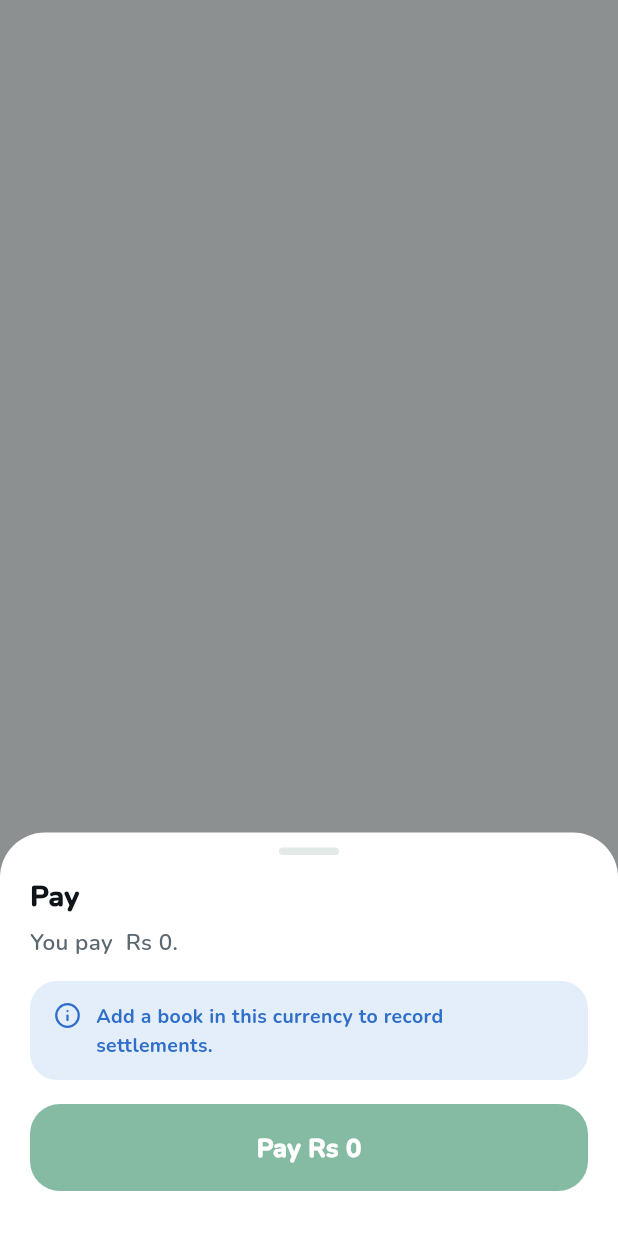
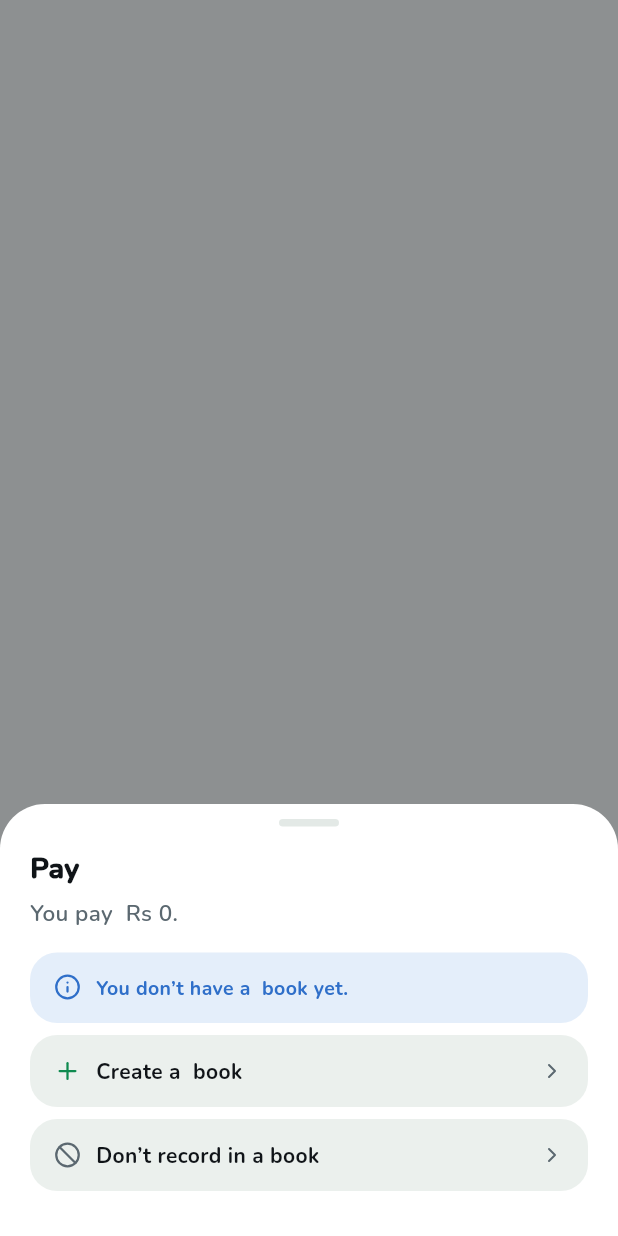
Before and after one commit to rays63/MeroKhata, a Flutter app: what showSettleSheet() shows on an empty page, opened directly with empty values, on a phone screen of 412 x 824 dp. Run offline on Flutter 3.47's test engine with Material 3 defaults, Android fonts, the phone set to English and light mode, and no system bars; our stand-ins replace file_picker, lucide_icons_flutter, pdf, printing, shared_preferences; missing offline and left inert: spreadsheet_decoder, syncfusion_flutter_pdf; accounts and stored records are empty.

Commit message:
feat: improve book handling in split transactions and enhance localization for payment recording

```diff
--- a/lib/features/books/book_form_screen.dart
+++ b/lib/features/books/book_form_screen.dart
@@ -13,9 +13,20 @@ import 'book_detail_screen.dart';
 
 /// New book (name, currency, opening balance) or rename an existing one.
 class BookFormScreen extends StatefulWidget {
-  const BookFormScreen({super.key, this.book});
+  const BookFormScreen({
+    super.key,
+    this.book,
+    this.initialCurrency,
+    this.popWithId = false,
+  });
 
   final LedgerBook? book;
+
+  /// Currency a new book starts with (default: the app's default currency).
+  final String? initialCurrency;
+
+  /// Return the new book's id to the caller instead of opening the book.
+  final bool popWithId;
 
   @override
   State<BookFormScreen> createState() => _BookFormScreenState();
@@ -25,7 +36,9 @@ class _BookFormScreenState extends State<BookFormScreen> {
   late final name = TextEditingController(text: widget.book?.name ?? '');
   final opening = TextEditingController();
   late String currency =
-      widget.book?.currency ?? AppScope.read(context).defaultCurrency;
+      widget.book?.currency ??
+      widget.initialCurrency ??
+      AppScope.read(context).defaultCurrency;
   bool saving = false;
 
   bool get editing => widget.book != null;
@@ -66,7 +79,11 @@ class _BookFormScreenState extends State<BookFormScreen> {
       navigator.pop();
     } else {
       showPfToast(context, l.bookCreated(title, currency));
-      navigator.pushReplacement(BookDetailScreen.route(id));
+      if (widget.popWithId) {
+        navigator.pop(id);
+      } else {
+        navigator.pushReplacement(BookDetailScreen.route(id));
+      }
     }
   }
 
--- a/lib/features/split/split_widgets.dart
+++ b/lib/features/split/split_widgets.dart
@@ -7,7 +7,7 @@ import '../../data/split.dart';
 import '../../l10n/l10n.dart';
 import '../../theme/tokens.dart';
 import '../../widgets/pf.dart';
-import '../../widgets/store_sheets.dart';
+import '../books/book_form_screen.dart';
 
 /// Display name for a split participant: "You" (localised) for the current
 /// user, otherwise the friend's stored name.
@@ -393,165 +393,92 @@ class SharesEditor extends StatelessWidget {
   }
 }
 
-/// "Record Rs 3,600 as cash out in [Personal ▾]" switch.
-class RecordToggle extends StatelessWidget {
-  const RecordToggle({
-    super.key,
-    required this.on,
-    required this.amount,
+/// Where money that changed hands is recorded: a book, or nowhere
+/// ([bookId] null).
+class RecordChoice {
+  const RecordChoice(this.bookId);
+
+  final String? bookId;
+}
+
+/// Confirms a settle-up and asks which book to record it in. Null when
+/// dismissed.
+Future<RecordChoice?> showSettleSheet(
+  BuildContext context, {
+  required String friendName,
+  required double amount,
+  required String currency,
+}) {
+  final l = context.l10n;
+  final theyPay = amount > 0;
+  return showRecordBookSheet(
+    context,
+    title: theyPay
+        ? l.splitSettleUpWith(friendName)
+        : l.splitPayName(friendName),
+    message: theyPay
+        ? l.splitTheyPayYou(friendName, money(amount, currency))
+        : l.splitYouPayThem(friendName, money(amount.abs(), currency)),
+    currency: currency,
+    cashIn: theyPay,
+  );
+}
+
+/// Asks where to record money that moved: one of the books in [currency]
+/// (one tap), a new book in that currency, or no book. Null when dismissed.
+Future<RecordChoice?> showRecordBookSheet(
+  BuildContext context, {
+  required String title,
+  required String message,
+  required String currency,
+  required bool cashIn,
+}) => showModalBottomSheet<RecordChoice>(
+  context: context,
+  useSafeArea: true,
+  isScrollControlled: true,
+  builder: (_) => _RecordBookSheet(
+    title: title,
+    message: message,
+    currency: currency,
+    cashIn: cashIn,
+  ),
+);
+
+class _RecordBookSheet extends StatelessWidget {
+  const _RecordBookSheet({
+    required this.title,
+    required this.message,
     required this.currency,
-    required this.bookId,
-    required this.onChanged,
-    required this.onBook,
+    required this.cashIn,
   });
 
-  final bool on;
-  final double amount;
+  final String title;
+  final String message;
   final String currency;
-  final String? bookId;
-  final ValueChanged<bool> onChanged;
-  final ValueChanged<String> onBook;
+  final bool cashIn;
+
+  Future<void> _createBook(BuildContext context) async {
+    final navigator = Navigator.of(context);
+    final id = await navigator.push<String>(
+      MaterialPageRoute(
+        builder: (_) =>
+            BookFormScreen(initialCurrency: currency, popWithId: true),
+      ),
+    );
+    if (id != null) navigator.pop(RecordChoice(id));
+  }
 
   @override
   Widget build(BuildContext context) {
     final store = AppScope.watch(context);
     final l = context.l10n;
     final c = context.pf;
-    final book = bookId == null ? null : store.bookById(bookId!);
-    if (book == null) return const SizedBox.shrink();
-    final textStyle = pfText(13.5, weight: w700, height: 1.4);
-    // Split around the book link so each language keeps its own word order
-    // ("Record Rs 3,600 as cash out in [Book]" / "… खर्चको रूपमा [Book] खातामा …").
-    final after = l.splitRecordAfterBook;
-    return Material(
-      color: c.card2,
-      borderRadius: BorderRadius.circular(18),
-      child: InkWell(
-        borderRadius: BorderRadius.circular(18),
-        onTap: () => onChanged(!on),
-        child: Padding(
-          padding: const EdgeInsets.symmetric(horizontal: 16, vertical: 12),
-          child: Row(
-            children: [
-              Switch.adaptive(
-                value: on,
-                onChanged: onChanged,
-                activeTrackColor: c.pri,
+    final books = store.splitBooks(currency);
+    return ConstrainedBox(
+      constraints: BoxConstraints(
+        maxHeight: MediaQuery.sizeOf(context).height * .8,
       ),
-              const SizedBox(width: 10),
-              Expanded(
-                child: Wrap(
-                  crossAxisAlignment: WrapCrossAlignment.center,
-                  children: [
-                    Text(
-                      '${l.splitRecordBeforeBook(money(amount, currency))} ',
-                      style: textStyle,
-                    ),
-                    _BookLink(
-                      name: book.name,
-                      onTap: () async {
-                        final picked = await pickSplitBook(
-                          context,
-                          book.id,
-                          currency,
-                        );
-                        if (picked != null) onBook(picked);
-                      },
-                    ),
-                    if (after.isNotEmpty) Text(' $after', style: textStyle),
-                  ],
-                ),
-              ),
-            ],
-          ),
-        ),
-      ),
-    );
-  }
-}
-
-class _BookLink extends StatelessWidget {
-  const _BookLink({required this.name, required this.onTap});
-
-  final String name;
-  final VoidCallback onTap;
-
-  @override
-  Widget build(BuildContext context) {
-    final c = context.pf;
-    return InkWell(
-      onTap: onTap,
-      child: Padding(
-        padding: const EdgeInsets.symmetric(vertical: 10),
-        child: Row(
-          mainAxisSize: MainAxisSize.min,
-          children: [
-            Text(
-              name,
-              style: pfText(13.5, weight: w900, color: c.cashIn),
-            ),
-            Icon(LucideIcons.chevronDown, size: 14, color: c.cashIn),
-          ],
-        ),
-      ),
-    );
-  }
-}
-
-/// Book picker limited to books in the split's [currency].
-Future<String?> pickSplitBook(
-  BuildContext context,
-  String selected,
-  String currency,
-) => pickBook(context, selected: selected, onlyCurrency: currency);
-
-/// Confirms a settle-up and picks the book to record it in. Returns the
-/// book id, or null if cancelled.
-Future<String?> showSettleSheet(
-  BuildContext context, {
-  required String friendName,
-  required double amount,
-  required String currency,
-}) {
-  return showModalBottomSheet<String>(
-    context: context,
-    useSafeArea: true,
-    builder: (_) => _SettleSheet(
-      friendName: friendName,
-      amount: amount,
-      currency: currency,
-    ),
-  );
-}
-
-class _SettleSheet extends StatefulWidget {
-  const _SettleSheet({
-    required this.friendName,
-    required this.amount,
-    required this.currency,
-  });
-
-  final String friendName;
-  final double amount;
-  final String currency;
-
-  @override
-  State<_SettleSheet> createState() => _SettleSheetState();
-}
-
-class _SettleSheetState extends State<_SettleSheet> {
-  late String? bookId = AppScope.read(
-    context,
-  ).defaultSplitBookId(widget.currency);
-
-  @override
-  Widget build(BuildContext context) {
-    final store = AppScope.watch(context);
-    final l = context.l10n;
-    final c = context.pf;
-    final theyPay = widget.amount > 0;
-    final book = bookId == null ? null : store.bookById(bookId!);
-    return Padding(
+      child: SingleChildScrollView(
         padding: const EdgeInsets.fromLTRB(20, 10, 20, 30),
         child: Column(
           mainAxisSize: MainAxisSize.min,
@@ -568,72 +495,82 @@ class _SettleSheetState extends State<_SettleSheet> {
                 ),
               ),
             ),
-          Text(
-            theyPay
-                ? l.splitSettleUpWith(widget.friendName)
-                : l.splitPayName(widget.friendName),
-            style: pfText(19, weight: w900),
-          ),
+            Text(title, style: pfText(19, weight: w900)),
             const SizedBox(height: 6),
             Text(
-            theyPay
-                ? l.splitTheyPayYou(
-                    widget.friendName,
-                    money(widget.amount, widget.currency),
-                  )
-                : l.splitYouPayThem(
-                    widget.friendName,
-                    money(widget.amount.abs(), widget.currency),
-                  ),
+              message,
               style: pfText(15, weight: w600, color: c.sub),
             ),
             const SizedBox(height: 16),
-          if (book == null)
-            PfNote(icon: LucideIcons.info, text: l.splitNoBookForCurrency)
-          else
-            PfCard(
+            for (final book in books) ...[
+              _ChoiceRow(
+                icon: cashIn
+                    ? LucideIcons.arrowDownLeft
+                    : LucideIcons.arrowUpRight,
+                color: c.amount(cashIn),
+                label: cashIn
+                    ? l.splitAddAsCashIn(book.name)
+                    : l.splitAddAsCashOut(book.name),
+                onTap: () => Navigator.pop(context, RecordChoice(book.id)),
+              ),
+              const SizedBox(height: 8),
+            ],
+            if (books.isEmpty) ...[
+              PfNote(
+                icon: LucideIcons.info,
+                text: l.splitNoBookInCurrency(currency),
+              ),
+              const SizedBox(height: 8),
+              _ChoiceRow(
+                icon: LucideIcons.plus,
+                color: c.cashIn,
+                label: l.splitCreateBookIn(currency),
+                onTap: () => _createBook(context),
+              ),
+              const SizedBox(height: 8),
+            ],
+            _ChoiceRow(
+              icon: LucideIcons.ban,
+              color: c.sub,
+              label: l.splitDontRecord,
+              onTap: () => Navigator.pop(context, const RecordChoice(null)),
+            ),
+          ],
+        ),
+      ),
+    );
+  }
+}
+
+class _ChoiceRow extends StatelessWidget {
+  const _ChoiceRow({
+    required this.icon,
+    required this.color,
+    required this.label,
+    required this.onTap,
+  });
+
+  final IconData icon;
+  final Color color;
+  final String label;
+  final VoidCallback onTap;
+
+  @override
+  Widget build(BuildContext context) {
+    final c = context.pf;
+    return PfCard(
       color: c.card2,
       radius: 18,
-              onTap: () async {
-                final picked = await pickSplitBook(
-                  context,
-                  book.id,
-                  widget.currency,
-                );
-                if (picked != null) setState(() => bookId = picked);
-              },
+      onTap: onTap,
       padding: const EdgeInsets.symmetric(horizontal: 16, vertical: 14),
       child: Row(
         children: [
-                  Icon(
-                    theyPay
-                        ? LucideIcons.arrowDownLeft
-                        : LucideIcons.arrowUpRight,
-                    size: 18,
-                    color: c.amount(theyPay),
-                  ),
+          Icon(icon, size: 18, color: color),
           const SizedBox(width: 10),
           Expanded(
-                    child: Text(
-                      theyPay
-                          ? l.splitAddAsCashIn(book.name)
-                          : l.splitAddAsCashOut(book.name),
-                      style: pfText(14, weight: w700),
+            child: Text(label, style: pfText(14, weight: w700)),
           ),
-                  ),
-                  Icon(LucideIcons.chevronDown, size: 16, color: c.sub),
-                ],
-              ),
-            ),
-          const SizedBox(height: 16),
-          PfButton(
-            label: theyPay
-                ? l.splitSettleAmount(money(widget.amount, widget.currency))
-                : l.splitPayAmount(money(widget.amount.abs(), widget.currency)),
-            onPressed: book == null
-                ? null
-                : () => Navigator.pop(context, book.id),
-          ),
+          Icon(LucideIcons.chevronRight, size: 16, color: c.sub),
         ],
       ),
     );
--- a/lib/l10n/app_localizations.dart
+++ b/lib/l10n/app_localizations.dart
@@ -806,6 +806,42 @@ abstract class AppLocalizations {
   /// **'Settle'**
   String get splitSettle;
 
+  /// No description provided for @splitRecordTitle.
+  ///
+  /// In en, this message translates to:
+  /// **'Record this payment'**
+  String get splitRecordTitle;
+
+  /// No description provided for @splitRecordPaidMessage.
+  ///
+  /// In en, this message translates to:
+  /// **'You paid {amount}. Pick the book to record it in.'**
+  String splitRecordPaidMessage(String amount);
+
+  /// No description provided for @splitDontRecord.
+  ///
+  /// In en, this message translates to:
+  /// **'Don’t record in a book'**
+  String get splitDontRecord;
+
+  /// No description provided for @splitNoBookInCurrency.
+  ///
+  /// In en, this message translates to:
+  /// **'You don’t have a {currency} book yet.'**
+  String splitNoBookInCurrency(String currency);
+
+  /// No description provided for @splitCreateBookIn.
+  ///
+  /// In en, this message translates to:
+  /// **'Create a {currency} book'**
+  String splitCreateBookIn(String currency);
+
+  /// No description provided for @splitSettledToast.
+  ///
+  /// In en, this message translates to:
+  /// **'Settled {amount} with {name}'**
+  String splitSettledToast(String amount, String name);
+
   /// No description provided for @splitYourBook.
   ///
   /// In en, this message translates to:
--- a/lib/l10n/app_localizations_en.dart
+++ b/lib/l10n/app_localizations_en.dart
@@ -485,6 +485,32 @@ class AppLocalizationsEn extends AppLocalizations {
   String get splitSettle => 'Settle';
 
   @override
+  String get splitRecordTitle => 'Record this payment';
+
+  @override
+  String splitRecordPaidMessage(String amount) {
+    return 'You paid $amount. Pick the book to record it in.';
+  }
+
+  @override
+  String get splitDontRecord => 'Don’t record in a book';
+
+  @override
+  String splitNoBookInCurrency(String currency) {
+    return 'You don’t have a $currency book yet.';
+  }
+
+  @override
+  String splitCreateBookIn(String currency) {
+    return 'Create a $currency book';
+  }
+
+  @override
+  String splitSettledToast(String amount, String name) {
+    return 'Settled $amount with $name';
+  }
+
+  @override
   String get splitYourBook => 'your book';
 
   @override
--- a/lib/l10n/app_ne.arb
+++ b/lib/l10n/app_ne.arb
@@ -118,6 +118,12 @@
   "splitEntriesStay": "खातामा पहिले नै लेखिएका प्रविष्टिहरू रहिरहन्छन्।",
   "splitAllSettled": "सबै हिसाब मिल्यो",
   "splitSettle": "मिलाउनुहोस्",
+  "splitRecordTitle": "यो भुक्तानी रेकर्ड गर्नुहोस्",
+  "splitRecordPaidMessage": "तपाईंले {amount} तिर्नुभयो। रेकर्ड गर्ने खाता छान्नुहोस्।",
+  "splitDontRecord": "खातामा रेकर्ड नगर्नुहोस्",
+  "splitNoBookInCurrency": "तपाईंसँग अहिलेसम्म {currency} खाता छैन।",
+  "splitCreateBookIn": "{currency} खाता बनाउनुहोस्",
+  "splitSettledToast": "{name} सँग {amount} हिसाब मिलाइयो",
   "splitYourBook": "तपाईंको खाता",
   "splitReceivedToast": "{name} बाट {amount} {book} मा लेखियो",
   "splitPaidToast": "{name} लाई {amount} {book} मा लेखियो",
```
Also changed, not shown: lib/data/app_store.dart (+11 -5 lines), lib/features/split/expense_form_screen.dart (+15 -16 lines), lib/features/split/group_screen.dart (+12 -6 lines), lib/features/split/split_bill_screen.dart (+19 -15 lines), lib/l10n/app_en.arb (+37 -0 lines), lib/l10n/app_localizations_ne.dart (+26 -0 lines), 3 other files. Lines whose indentation alone changed are shown as unchanged.
